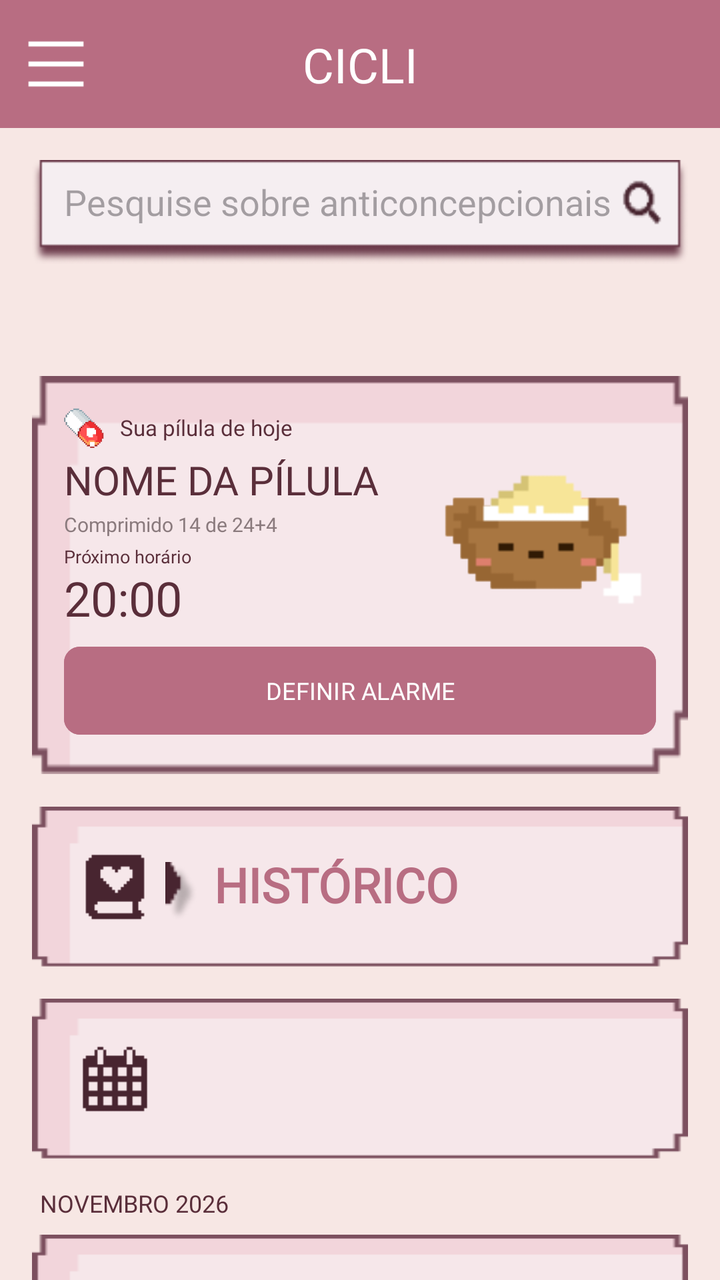
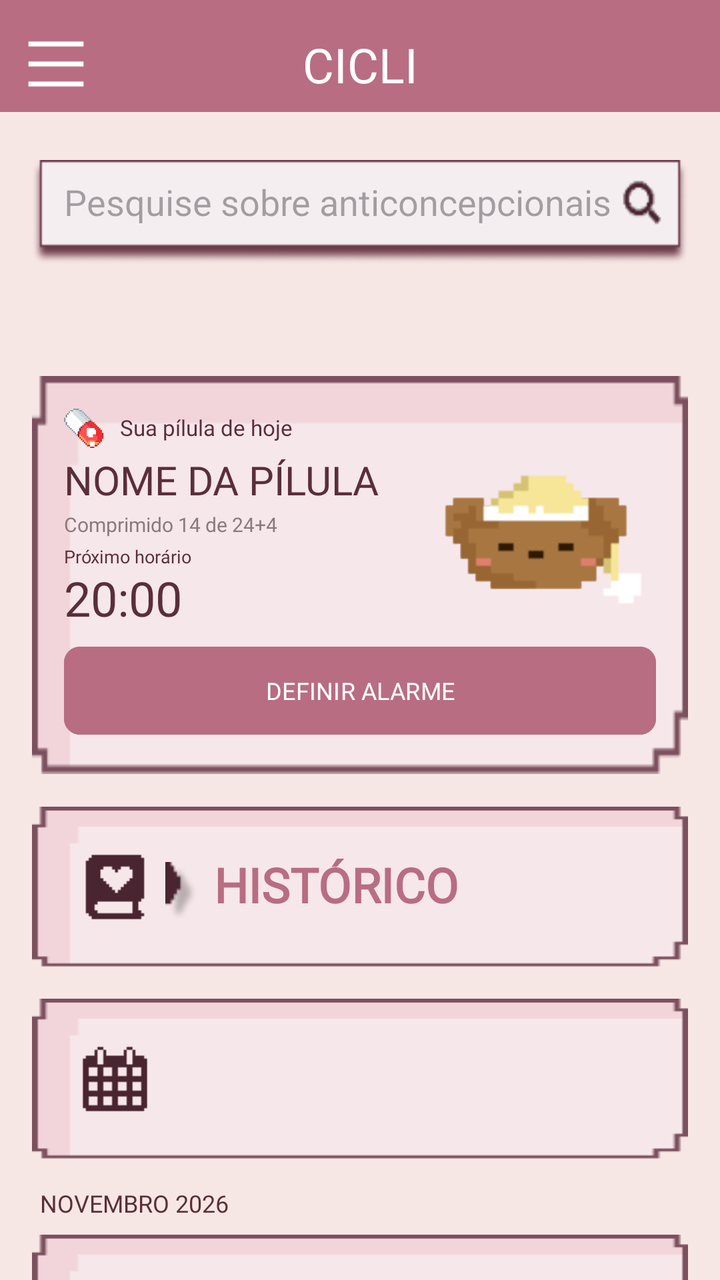

An Android layout rendered at two revisions. The XML below is the earlier revision; the diff shows what the commit changed to produce the second picture.
<!-- AndroidManifest.xml: application theme Theme.AplicativoCicli -->
<!-- res/layout/activity_main.xml -->
<?xml version="1.0" encoding="utf-8"?>
<androidx.drawerlayout.widget.DrawerLayout
    xmlns:android="http://schemas.android.com/apk/res/android"
    xmlns:app="http://schemas.android.com/apk/res-auto"
    xmlns:tools="http://schemas.android.com/tools"
    android:id="@+id/drawer_layout"
    android:layout_width="match_parent"
    android:layout_height="match_parent"
    android:fitsSystemWindows="true">

    
    <androidx.constraintlayout.widget.ConstraintLayout
        android:id="@+id/main"
        android:layout_width="match_parent"
        android:layout_height="match_parent"
        android:background="#F7E7E4"
        tools:context=".main">

        <androidx.appcompat.widget.Toolbar
            android:id="@+id/toolbar"
            android:layout_width="0dp"
            android:layout_height="wrap_content"
            android:minHeight="?attr/actionBarSize"
            android:background="#B86D82"
            app:navigationContentDescription="Abrir menu"
            android:theme="@style/ThemeOverlay.AppCompat.Dark.ActionBar"
            app:navigationIcon="@drawable/bars_icon_small"
            app:layout_constraintTop_toTopOf="parent"
            app:layout_constraintStart_toStartOf="parent"
            app:layout_constraintEnd_toEndOf="parent" />

        <TextView
            android:layout_width="wrap_content"
            android:layout_height="wrap_content"
            android:fontFamily="@font/silkscreen_bold"
            android:text="CICLI"
            android:textColor="#FFFFFF"
            android:textSize="24sp"
            app:layout_constraintTop_toTopOf="@id/toolbar"
            app:layout_constraintBottom_toBottomOf="@id/toolbar"
            app:layout_constraintStart_toStartOf="@id/toolbar"
            app:layout_constraintEnd_toEndOf="@id/toolbar" />

        
        <AutoCompleteTextView
            android:id="@+id/busca"
            android:layout_width="0dp"
            android:layout_height="52dp"
            android:layout_marginStart="16dp"
            android:layout_marginTop="16dp"
            android:layout_marginEnd="16dp"
            android:background="@drawable/search"
            android:completionThreshold="1"
            android:hint="Pesquise sobre anticoncepcionais"
            android:inputType="text"
            android:paddingStart="16dp"
            android:paddingEnd="16dp"
            android:paddingBottom="10dp"
            app:layout_constraintTop_toBottomOf="@id/toolbar"
            app:layout_constraintStart_toStartOf="parent"
            app:layout_constraintEnd_toEndOf="parent" />

        
        <androidx.constraintlayout.widget.ConstraintLayout
            android:id="@+id/card_alarme"
            android:layout_width="0dp"
            android:layout_height="wrap_content"
            android:layout_marginStart="16dp"
            android:layout_marginTop="56dp"
            android:layout_marginEnd="16dp"
            android:layout_marginBottom="16dp"
            android:background="@drawable/card_alarme"
            android:padding="16dp"
            app:layout_constraintTop_toBottomOf="@id/busca"
            app:layout_constraintStart_toStartOf="parent"
            app:layout_constraintEnd_toEndOf="parent">

            <ImageView
                android:id="@+id/icone_pilula"
                android:layout_width="20dp"
                android:layout_height="20dp"
                android:src="@drawable/pilula_pixel"
                app:layout_constraintStart_toStartOf="parent"
                app:layout_constraintTop_toTopOf="parent"
                android:importantForAccessibility="no"/>

            <TextView
                android:id="@+id/texto_titulo_card"
                android:layout_width="wrap_content"
                android:layout_height="wrap_content"
                android:layout_marginStart="8dp"
                android:fontFamily="@font/silkscreen_regular"
                android:includeFontPadding="false"
                android:text="Sua pílula de hoje"
                android:textColor="#5A2E3A"
                android:textSize="11sp"
                app:layout_constraintStart_toEndOf="@id/icone_pilula"
                app:layout_constraintTop_toTopOf="@id/icone_pilula"
                app:layout_constraintBottom_toBottomOf="@id/icone_pilula" />

            <TextView
                android:id="@+id/texto_nome_pilula"
                android:layout_width="0dp"
                android:layout_height="wrap_content"
                android:layout_marginTop="5dp"
                android:layout_marginEnd="8dp"
                android:fontFamily="@font/silkscreen_bold"
                android:includeFontPadding="false"
                android:text="NOME DA PÍLULA"
                android:textColor="#5A2E3A"
                android:textSize="20sp"
                app:layout_constraintStart_toStartOf="parent"
                app:layout_constraintTop_toBottomOf="@id/icone_pilula" />

            <TextView
                android:id="@+id/texto_comprimido"
                android:layout_width="wrap_content"
                android:layout_height="wrap_content"
                android:layout_marginTop="4dp"
                android:fontFamily="@font/silkscreen_regular"
                android:includeFontPadding="false"
                android:text="Comprimido 14 de 24+4"
                android:textColor="#8A7A7D"
                android:textSize="10sp"
                app:layout_constraintStart_toStartOf="parent"
                app:layout_constraintTop_toBottomOf="@id/texto_nome_pilula" />


            <TextView
                android:id="@+id/texto_proximo"
                android:layout_width="wrap_content"
                android:layout_height="wrap_content"
                android:layout_marginStart="10dp"
                android:layout_marginTop="5dp"
                android:fontFamily="@font/silkscreen_regular"
                android:includeFontPadding="false"
                android:text="Próximo horário"
                android:textColor="#5A2E3A"
                android:textSize="9sp"
                app:layout_constraintTop_toBottomOf="@id/texto_comprimido" />

            <TextView
                android:id="@+id/clock"
                android:layout_width="wrap_content"
                android:layout_height="wrap_content"
                android:layout_marginTop="2dp"
                android:fontFamily="@font/silkscreen_bold"
                android:includeFontPadding="false"
                android:text="20:00"
                android:textColor="#5A2E3A"
                android:textSize="24sp"
                app:layout_constraintStart_toStartOf="@id/texto_proximo"
                app:layout_constraintTop_toBottomOf="@id/texto_proximo" />

            
            <ImageView
                android:id="@+id/urso_manha"
                android:layout_width="120dp"
                android:layout_height="0dp"
                android:scaleType="centerCrop"
                android:src="@drawable/manha"
                app:layout_constraintBottom_toBottomOf="@id/clock"
                app:layout_constraintEnd_toEndOf="parent"
                app:layout_constraintTop_toTopOf="@id/texto_nome_pilula"
                android:importantForAccessibility="no"/>

            <ImageView
                android:id="@+id/urso_noite"
                android:layout_width="120dp"
                android:layout_height="0dp"
                android:scaleType="centerCrop"
                android:src="@drawable/noite"
                app:layout_constraintBottom_toBottomOf="@id/clock"
                app:layout_constraintEnd_toEndOf="parent"
                app:layout_constraintTop_toTopOf="@id/texto_nome_pilula"
                android:importantForAccessibility="no"/>

            <com.google.android.material.button.MaterialButton
                android:id="@+id/botao_alarme_teste"
                android:layout_width="0dp"
                android:layout_height="52dp"
                android:layout_marginTop="5dp"
                android:backgroundTint="#B86D82"
                android:fontFamily="@font/silkscreen_regular"
                android:text="DEFINIR ALARME"
                android:textColor="#FFFFFF"
                android:textSize="12sp"
                app:cornerRadius="8dp"
                app:layout_constraintTop_toBottomOf="@id/clock"
                app:layout_constraintStart_toStartOf="parent"
                app:layout_constraintEnd_toEndOf="parent" />

            
            <com.google.android.material.button.MaterialButton
                android:id="@+id/botao_tomei"
                android:layout_width="0dp"
                android:layout_height="52dp"
                android:layout_marginTop="16dp"
                android:backgroundTint="#5A2E3A"
                android:fontFamily="@font/silkscreen_regular"
                android:text="Tomei minha pílula"
                android:textColor="#FFFFFF"
                android:textSize="12sp"
                android:visibility="gone"
                app:cornerRadius="8dp"
                app:icon="@drawable/period"
                app:iconGravity="textStart"
                app:iconPadding="10dp"
                app:iconTint="#F6BCC9"
                app:layout_constraintTop_toBottomOf="@id/clock"
                app:layout_constraintStart_toStartOf="parent"
                app:layout_constraintEnd_toEndOf="parent" />
        </androidx.constraintlayout.widget.ConstraintLayout>

        
        <androidx.constraintlayout.widget.ConstraintLayout
            android:id="@+id/card_historico"
            android:layout_width="0dp"
            android:layout_height="80dp"
            android:layout_marginStart="16dp"
            android:layout_marginEnd="16dp"
            android:layout_marginTop="16dp"
            android:layout_marginBottom="16dp"
            android:background="@drawable/card_alarme"
            app:layout_constraintTop_toBottomOf="@id/card_alarme"
            app:layout_constraintStart_toStartOf="parent"
            app:layout_constraintEnd_toEndOf="parent">

            <ImageView
                android:id="@+id/icone_historico"
                android:layout_width="35dp"
                android:layout_height="35dp"
                android:layout_marginStart="24dp"
                android:src="@drawable/history_icon"
                app:layout_constraintTop_toTopOf="parent"
                app:layout_constraintBottom_toBottomOf="parent"
                app:layout_constraintStart_toStartOf="parent"
                android:importantForAccessibility="no"/>

            <ImageView
                android:id="@+id/press"
                android:layout_width="0dp"
                android:layout_height="35dp"
                android:layout_marginStart="6dp"
                android:paddingTop="5dp"
                android:src="@drawable/press"
                app:layout_constraintTop_toTopOf="parent"
                app:layout_constraintBottom_toBottomOf="parent"
                android:importantForAccessibility="no"
                app:layout_constraintStart_toEndOf="@id/icone_historico" />

            <TextView
                android:id="@+id/texto_historico"
                android:layout_width="0dp"
                android:layout_height="wrap_content"
                android:layout_marginStart="6dp"
                android:fontFamily="@font/silkscreen_regular"
                android:includeFontPadding="false"
                android:text="HISTÓRICO"
                android:textColor="#B86D82"
                android:textSize="24sp"
                android:textStyle="bold"
                app:layout_constraintTop_toTopOf="parent"
                app:layout_constraintBottom_toBottomOf="parent"
                app:layout_constraintStart_toEndOf="@id/press" />
        </androidx.constraintlayout.widget.ConstraintLayout>

        
        <androidx.constraintlayout.widget.ConstraintLayout
            android:id="@+id/card_periodo"
            android:layout_width="0dp"
            android:layout_height="80dp"
            android:layout_marginStart="16dp"
            android:layout_marginEnd="16dp"
            android:layout_marginBottom="16dp"
            android:background="@drawable/card_alarme"
            app:layout_constraintTop_toBottomOf="@id/card_historico"
            app:layout_constraintStart_toStartOf="parent"
            app:layout_constraintEnd_toEndOf="parent"
            android:layout_marginTop="16dp"
            app:navigationContentDescription="Período menstrual">

            <ImageView
                android:id="@+id/icone_periodo"
                android:layout_width="35dp"
                android:layout_height="35dp"
                android:layout_marginStart="24dp"
                android:src="@drawable/period"
                app:layout_constraintTop_toTopOf="parent"
                app:layout_constraintBottom_toBottomOf="parent"
                app:layout_constraintStart_toStartOf="parent"
                android:importantForAccessibility="no"/>

            <TextView
                android:id="@+id/texto_periodo"
                android:layout_width="0dp"
                android:layout_height="wrap_content"
                android:layout_marginStart="16dp"
                android:fontFamily="@font/silkscreen_regular"
                android:includeFontPadding="false"
                android:text=""
                android:textColor="#B86D82"
                android:textSize="14sp"
                android:textStyle="bold"
                app:layout_constraintTop_toTopOf="parent"
                app:layout_constraintBottom_toBottomOf="parent"
                app:layout_constraintStart_toEndOf="@id/icone_periodo"
                app:layout_constraintEnd_toEndOf="parent" />
        </androidx.constraintlayout.widget.ConstraintLayout>

        <TextView
            android:id="@+id/texto_mes_ano"
            android:layout_width="wrap_content"
            android:layout_height="wrap_content"
            android:layout_marginStart="20dp"
            android:layout_marginTop="16dp"
            android:fontFamily="@font/silkscreen_regular"
            android:includeFontPadding="false"
            android:text="NOVEMBRO 2026"
            android:textColor="#5A2E3A"
            android:textSize="12sp"
            app:layout_constraintTop_toBottomOf="@id/card_periodo"
            app:layout_constraintStart_toStartOf="parent" />

        
        <LinearLayout
            android:id="@+id/card_calendario"
            android:layout_width="0dp"
            android:layout_height="80dp"
            android:layout_marginStart="16dp"
            android:layout_marginEnd="16dp"
            android:layout_marginBottom="16dp"
            android:background="@drawable/card_alarme"
            android:gravity="center"
            android:orientation="horizontal"
            android:weightSum="7"
            app:layout_constraintTop_toBottomOf="@id/texto_mes_ano"
            app:layout_constraintStart_toStartOf="parent"
            app:layout_constraintEnd_toEndOf="parent"
            android:layout_marginTop="8dp"
            app:navigationContentDescription="Calendário">

            <TextView
                android:layout_width="0dp"
                android:layout_height="wrap_content"
                android:layout_weight="1"
                android:fontFamily="@font/silkscreen_regular"
                android:gravity="center"
                android:includeFontPadding="false"
                android:text="20\nSEG"
                android:textColor="#8A7A7D"
                android:textSize="14sp" />

            <TextView
                android:layout_width="0dp"
                android:layout_height="wrap_content"
                android:layout_weight="1"
                android:fontFamily="@font/silkscreen_regular"
                android:gravity="center"
                android:includeFontPadding="false"
                android:text="21\nTER"
                android:textColor="#8A7A7D"
                android:textSize="14sp" />

            <TextView
                android:layout_width="0dp"
                android:layout_height="wrap_content"
                android:layout_weight="1"
                android:fontFamily="@font/silkscreen_regular"
                android:gravity="center"
                android:includeFontPadding="false"
                android:text="22\nQUA"
                android:textColor="#8A7A7D"
                android:textSize="14sp" />

            <TextView
                android:id="@+id/dia_atual"
                android:layout_width="0dp"
                android:layout_height="wrap_content"
                android:layout_weight="1"
                android:fontFamily="@font/silkscreen_regular"
                android:gravity="center"
                android:includeFontPadding="false"
                android:text="23\nQUI"
                android:textColor="#B86D82"
                android:textSize="14sp"
                android:textStyle="bold" />

            <TextView
                android:layout_width="0dp"
                android:layout_height="wrap_content"
                android:layout_weight="1"
                android:fontFamily="@font/silkscreen_regular"
                android:gravity="center"
                android:includeFontPadding="false"
                android:text="24\nSEX"
                android:textColor="#8A7A7D"
                android:textSize="14sp" />

            <TextView
                android:layout_width="0dp"
                android:layout_height="wrap_content"
                android:layout_weight="1"
                android:fontFamily="@font/silkscreen_regular"
                android:gravity="center"
                android:includeFontPadding="false"
                android:text="25\nSÁB"
                android:textColor="#8A7A7D"
                android:textSize="14sp" />

            <TextView
                android:layout_width="0dp"
                android:layout_height="wrap_content"
                android:layout_weight="1"
                android:fontFamily="@font/silkscreen_regular"
                android:gravity="center"
                android:includeFontPadding="false"
                android:text="26\nDOM"
                android:textColor="#8A7A7D"
                android:textSize="14sp" />
        </LinearLayout>

    <LinearLayout
        android:id="@+id/card_aviso"
        android:layout_width="0dp"
        android:layout_height="wrap_content"
        android:layout_marginStart="16dp"
        android:layout_marginTop="8dp"
        android:layout_marginEnd="16dp"
        android:background="@drawable/fundo_aviso"
        android:elevation="8dp"
        android:orientation="vertical"
        android:padding="10dp"
        android:visibility="gone"
        app:layout_constraintTop_toBottomOf="@id/toolbar"
        app:layout_constraintBottom_toBottomOf="parent"
        app:layout_constraintVertical_bias="0"
        app:layout_constrainedHeight="true"
        app:layout_constraintStart_toStartOf="parent"
        app:layout_constraintEnd_toEndOf="parent">

        <TextView
            android:layout_width="match_parent"
            android:layout_height="wrap_content"
            android:text="@string/aviso_troca"
            android:textColor="#5A2E3A"
            android:textSize="11sp" />

        <com.google.android.material.button.MaterialButton
            android:id="@+id/botao_entendi_aviso"
            style="@style/Widget.Material3.Button.TextButton"
            android:layout_width="wrap_content"
            android:layout_height="32dp"
            android:layout_gravity="end"
            android:insetTop="0dp"
            android:insetBottom="0dp"
            android:minHeight="0dp"
            android:text="Entendi"
            android:fontFamily="@font/silkscreen_regular"
            android:textColor="#B86D82"
            android:textSize="11sp" />
    </LinearLayout>
    </androidx.constraintlayout.widget.ConstraintLayout>
    
    <LinearLayout
        android:layout_width="300dp"
        android:layout_height="match_parent"
        android:layout_gravity="start"
        android:background="#F6E7EA"
        android:orientation="vertical">

        <com.google.android.material.navigation.NavigationView
            android:id="@+id/nav_lateral"
            android:layout_width="match_parent"
            android:layout_height="0dp"
            android:layout_weight="1"
            android:background="#F6E7EA"
            app:headerLayout="@layout/nad_head"
            app:itemTextAppearance="@style/TextoMenu"
            app:itemTextColor="#5A2E3A"
            app:menu="@menu/menu_lateral" />

        <TextView
            android:id="@+id/texto_conforto"
            android:layout_width="match_parent"
            android:layout_height="wrap_content"
            android:layout_marginStart="24dp"
            android:layout_marginTop="8dp"
            android:layout_marginEnd="24dp"
            android:layout_marginBottom="16dp"
            android:gravity="center"
            android:text="@string/texto_conforto"
            android:textColor="#6B4A55"
            android:textSize="12sp" />
    </LinearLayout>
</androidx.drawerlayout.widget.DrawerLayout>
<!-- res/layout/nad_head.xml (included above) -->
<?xml version="1.0" encoding="utf-8"?>
<LinearLayout xmlns:android="http://schemas.android.com/apk/res/android"
    android:layout_width="match_parent"
    android:layout_height="120dp"
    android:background="#B86D82"
    android:gravity="center"
    android:orientation="vertical">

    <TextView
        android:layout_width="wrap_content"
        android:layout_height="wrap_content"
        android:fontFamily="@font/silkscreen_bold"
        android:text="CONFIGURAÇÕES"
        android:textColor="#FFFFFF"
        android:textSize="18sp" />
</LinearLayout>
<!-- resources referenced by this layout -->
<resources>
  <!-- drawable bars_icon_small (drawable) -->
  <layer-list xmlns:android="http://schemas.android.com/apk/res/android">
      <item
          android:drawable="@drawable/bars_icon"
          android:width="30dp"
          android:height="30dp"
          android:gravity="center" />
  </layer-list>
  <!-- drawable card_alarme: png bitmap (drawable, 998 bytes) -->
  <!-- drawable fundo_aviso (drawable) -->
  <?xml version="1.0" encoding="utf-8"?>
  <shape xmlns:android="http://schemas.android.com/apk/res/android">
      <solid android:color="#E6F6E7EA" />
      <stroke android:width="1dp" android:color="#B86D82" />
      <corners android:radius="8dp" />
  </shape>
  <!-- drawable history_icon: png bitmap (drawable, 340 bytes) -->
  <!-- drawable manha: png bitmap (drawable, 937 bytes) -->
  <!-- drawable noite: png bitmap (drawable, 1052 bytes) -->
  <!-- drawable period: png bitmap (drawable, 306 bytes) -->
  <!-- drawable pilula_pixel: png bitmap (drawable, 1131 bytes) -->
  <!-- drawable press: png bitmap (drawable, 998 bytes) -->
  <!-- drawable search: png bitmap (drawable, 4618 bytes) -->
  <string name="aviso_troca">Você trocou de pílula. Converse com um profissional de saúde para saber se precisa usar um método de barreira neste período.</string>
  <string name="texto_conforto">Lembre-se:\n\n• Atrasar minutos ou poucas horas não deve comprometer a eficácia. Tente tomar sempre no mesmo período.\n\n• Em caso de vômitos ou diarreia intensa após tomar o comprimido, consulte a bula para saber se a absorção pode ter sido prejudicada. Uma evacuação normal não interfere na eficácia.\n\n• Alguns medicamentos podem interferir na eficácia do anticoncepcional. Sempre consulte a bula e converse com um profissional de saúde antes de iniciar um tratamento.\n\n• Se você costuma ter sangramento durante as pausas, lembre-se de que pode não acontecer em todos os meses. Isso é normal, nem sempre significa que há algo errado.\n\n• Em caso de alteração de pílula, consulte um profissional da saúde para saber se precisa de um método de barreira.\n\nRespire fundo e fique tranquila 💗\n\nNenhum método é 100% livre de falhas, mas é muito difícil falhar ao usar o medicamento corretamente. Se ainda sentir medo ou insegurança, converse com sua ginecologista ou com um profissional de saúde de confiança.</string>
  <style name="TextoMenu">
          <item name="android:fontFamily">@font/silkscreen_regular</item>
          <item name="android:textSize">13sp</item>
      </style>
  <style name="Theme.AplicativoCicli" parent="Base.Theme.AplicativoCicli" />
  <!-- drawable bars_icon: png bitmap (drawable, 193 bytes) -->
  <style name="Base.Theme.AplicativoCicli" parent="Theme.Material3.DayNight.NoActionBar">
      </style>
</resources>

<!-- the commit's change to res/layout/activity_main.xml (unified diff, before → after) -->
@@ -21,7 +21,7 @@
             android:layout_width="0dp"
             android:layout_height="wrap_content"
             android:minHeight="?attr/actionBarSize"
-            android:background="#B86D82"
+            android:background="@drawable/fundo_tela"
             app:navigationContentDescription="Abrir menu"
             android:theme="@style/ThemeOverlay.AppCompat.Dark.ActionBar"
             app:navigationIcon="@drawable/bars_icon_small"
<!-- resource entries referenced after the edit -->
@@ -16,6 +16,20 @@
       <stroke android:width="1dp" android:color="#B86D82" />
       <corners android:radius="8dp" />
   </shape>
+  <!-- drawable fundo_tela (drawable) -->
+  <?xml version="1.0" encoding="utf-8"?>
+  <layer-list xmlns:android="http://schemas.android.com/apk/res/android">
+      <item>
+          <shape android:shape="rectangle">
+              <solid android:color="#F7E7E4" />
+          </shape>
+      </item>
+      <item android:height="56dp" android:gravity="top">
+          <shape android:shape="rectangle">
+              <solid android:color="#B86D82" />
+          </shape>
+      </item>
+  </layer-list>
   <!-- drawable history_icon: png bitmap (drawable, 340 bytes) -->
   <!-- drawable manha: png bitmap (drawable, 937 bytes) -->
   <!-- drawable noite: png bitmap (drawable, 1052 bytes) -->
@@ -32,6 +46,9 @@
   <style name="Theme.AplicativoCicli" parent="Base.Theme.AplicativoCicli" />
   <!-- drawable bars_icon: png bitmap (drawable, 193 bytes) -->
   <style name="Base.Theme.AplicativoCicli" parent="Theme.Material3.DayNight.NoActionBar">
+          <item name="colorPrimary">#B86D82</item>
+          <item name="android:colorPrimaryDark">#B86D82</item>
+          <item name="android:statusBarColor">#B86D82</item>
       </style>
 </resources>
 
